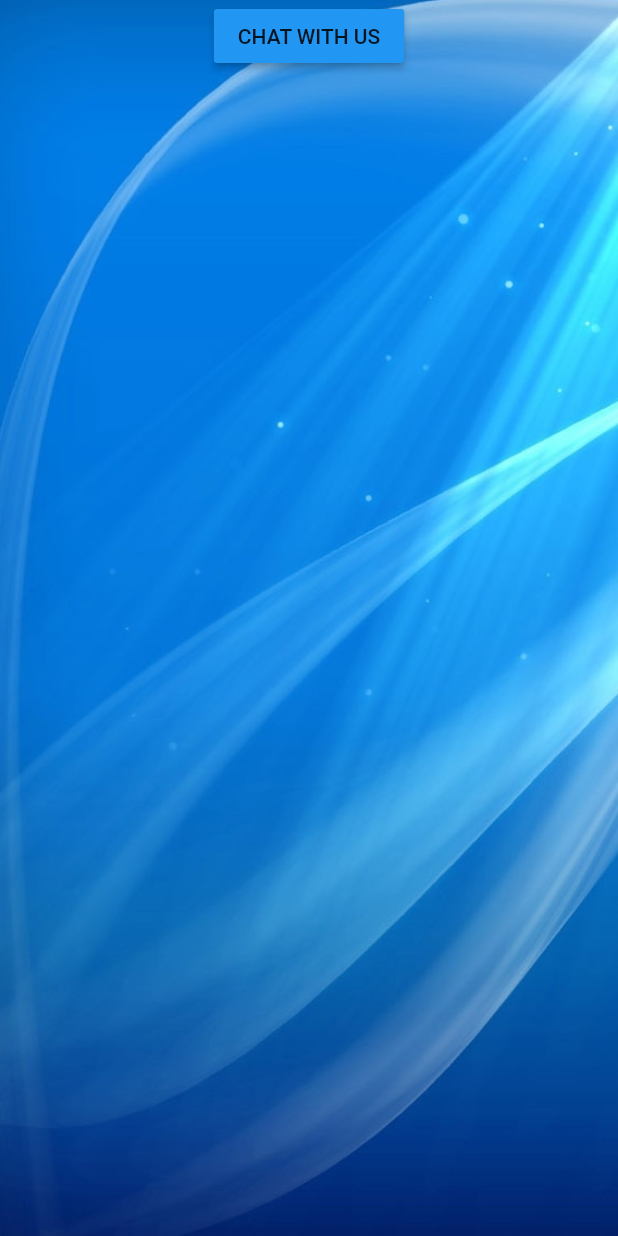
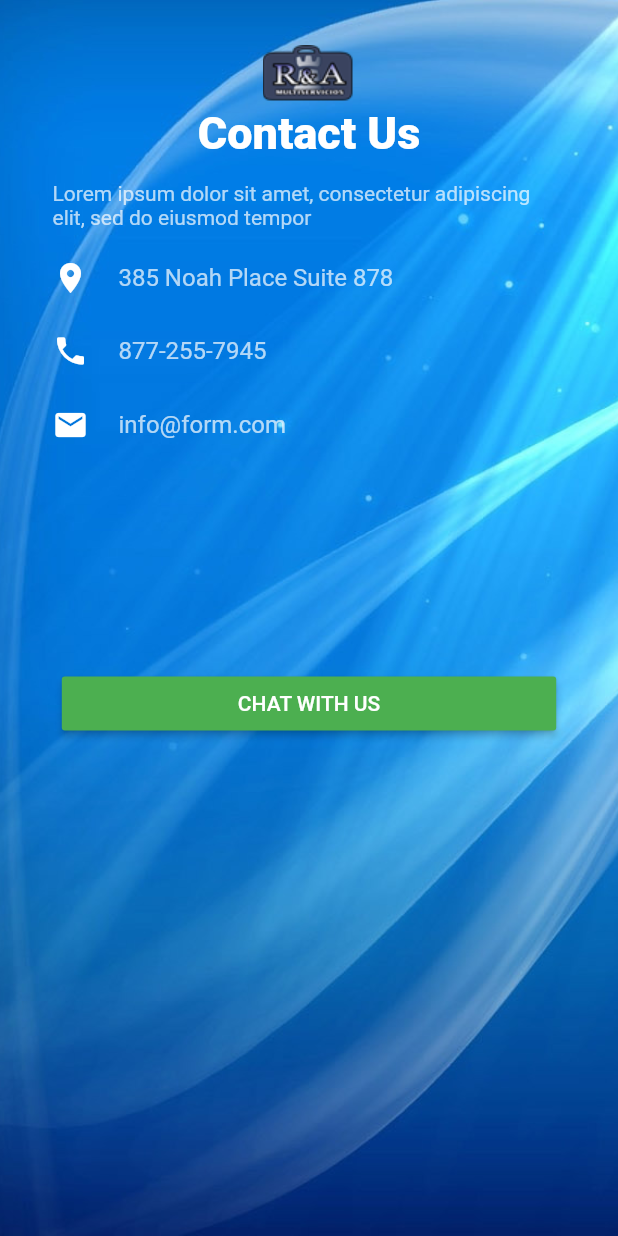
Before and after one commit to Vanessa51019/DeliveryClientApp, a Flutter app: the ContactPage screen opened directly, on a phone screen of 412 x 824 dp. Run offline on Flutter 3.47's test engine with Material 2 defaults, Android fonts, the phone set to English and light mode, and no system bars; our stand-ins replace badges, carousel_slider, cloud_firestore, cloud_functions, firebase_auth, flutter_slidable and 7 more; missing offline and left inert: stripe_payment; accounts and stored records are empty; network calls fail.

Commit message:
latest code

```diff
--- a/lib/screens/client/contact.dart
+++ b/lib/screens/client/contact.dart
@@ -13,29 +13,82 @@ class _ContactPageState extends State<ContactPage> {
     final width = MediaQuery.of(context).size.width;
     final height = MediaQuery.of(context).size.height;
 
-    return SafeArea(
-      child: Scaffold(
-          body: Container(
+    return Scaffold(
+      body: Stack(
+        children: <Widget>[
+          Container(
             decoration: BoxDecoration(
               image: DecorationImage(image: AssetImage("assets/images/background.jpg",),fit: BoxFit.cover)
             ),
+            padding: EdgeInsets.only(top: 30),
             width: width,
             height: height,
+            child: SingleChildScrollView(
               child: Column(
                 children: <Widget>[
-                RaisedButton(
-                  color: Colors.blue,
+                  Image.asset("assets/images/small_logo.png"),
+                  Text("Contact Us", style: TextStyle(fontSize: 30, color: Colors.white, fontWeight: FontWeight.w800),),
+
+                  Padding(
+                    padding: EdgeInsets.only(left: 35, right: 35),
+                    child: Column(
+                      crossAxisAlignment: CrossAxisAlignment.start,
+                      children: <Widget>[
+                        Padding(
+                          padding: EdgeInsets.only(top: 15, bottom: 20),
+                          child: Text("Lorem ipsum dolor sit amet, consectetur adipiscing elit, sed do eiusmod tempor", style: TextStyle(color: Colors.white.withOpacity(0.7)),)
+                        ),
+                        Row(
+                          children: <Widget>[
+                            Icon(Icons.location_on, color: Colors.white,),
+                            Padding(
+                              padding: EdgeInsets.only(left: 20),
+                              child: Text("385 Noah Place Suite 878", style: TextStyle(fontSize: 16, color: Colors.white.withOpacity(0.7)),)
+                            ),
+                          ],
+                        ),
+                        Padding(
+                          padding: EdgeInsets.only(top: 25, bottom: 25),
+                          child: Row(
+                            children: <Widget>[
+                              Icon(Icons.phone, color: Colors.white,),
+                              Padding(
+                                padding: EdgeInsets.only(left: 20),
+                                child: Text("877-255-7945", style: TextStyle(fontSize: 16, color: Colors.white.withOpacity(0.7)),)
+                              ),
+                            ],
+                          ),
+                        ),
+                        Row(
+                          children: <Widget>[
+                            Icon(Icons.email, color: Colors.white,),
+                            Padding(
+                              padding: EdgeInsets.only(left: 20),
+                              child: Text("info@form.com", style: TextStyle(fontSize: 16, color: Colors.white.withOpacity(0.7)),)
+                            ),
+                          ],
+                        ),
+                      ],
+                    ),
+                  ),
+                  Container(
+                    height: 150,
+
+                  ),
+                  MaterialButton(
+                    color: Colors.green,
+                    minWidth: MediaQuery.of(context).size.width*0.8,
                     onPressed: (){
                       Navigator.of(context).push(MaterialPageRoute(builder: (context)=> ChatPage()));
                     },
-                  child: Text("Chat with us".toUpperCase()),
+                    child: Text("Chat with us".toUpperCase(), style: TextStyle(color: Colors.white),),
                   )
-
                 ],
               ),
-
-
-          )),
+            ),
+          ),
+        ],
+      ),
     );
   }
 }
--- a/lib/screens/client/home.dart
+++ b/lib/screens/client/home.dart
@@ -5,7 +5,6 @@ import 'package:delivery_app/firebase_services/product_controller.dart';
 import 'package:delivery_app/models/ads_model.dart';
 import 'package:delivery_app/models/cart_product.dart';
 import 'package:delivery_app/models/product.dart';
-import 'package:delivery_app/payment_service/paymennt_service.dart';
 import 'package:delivery_app/screens/client/add_cart.dart';
 import 'package:delivery_app/screens/client/cart_view.dart';
 import 'package:flutter/material.dart';
--- a/lib/screens/client/orders.dart
+++ b/lib/screens/client/orders.dart
@@ -29,7 +29,6 @@ class _OrdersState extends State<Orders> {
 
   @override
   Widget build(BuildContext context) {
-
     return Stack(
       children: <Widget>[
         Container(
@@ -40,7 +39,6 @@ class _OrdersState extends State<Orders> {
 
         Column(
           children: <Widget>[
-
             Expanded(
               flex: 2,
               child: Column(
--- a/lib/screens/login.dart
+++ b/lib/screens/login.dart
@@ -1,5 +1,5 @@
 import 'package:delivery_app/firebase_services/authentication.dart';
-import 'package:delivery_app/screens/start.dart';
+import 'package:delivery_app/screens/tabPage.dart';
 import 'package:delivery_app/utils/session_manager.dart';
 import 'package:flutter/material.dart';
 import 'package:font_awesome_flutter/font_awesome_flutter.dart';
@@ -78,7 +78,7 @@ class _LoginState extends State<Login> {
           Navigator.pushReplacement(
               context,
               MaterialPageRoute(
-                  builder: (context) => Start()));
+                  builder: (context) => TabPage()));
         }
       } catch (e) {
         setState(() {
```
Also changed, not shown: lib/screens/client/appointmentPage.dart (added, +162 -0 lines), lib/screens/client/cart_view.dart (+0 -47 lines), lib/screens/client/notificationPage.dart (added, +119 -0 lines), lib/screens/tabPage.dart (renamed from lib/screens/start.dart, +15 -67 lines), pubspec.yaml (+3 -11 lines), assets/images/profile.jpg (added), pubspec.lock. Lines whose indentation alone changed are shown as unchanged.
